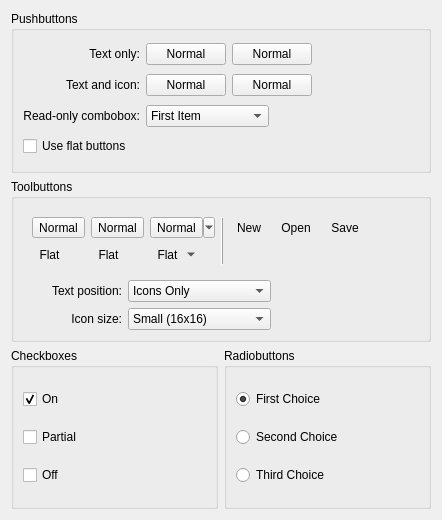
Above: kstyles/oxygen/demo/ui/oxygenbuttondemowidget.ui from mgottschlag/kwin-tiling before the change. Below: the same form after it.
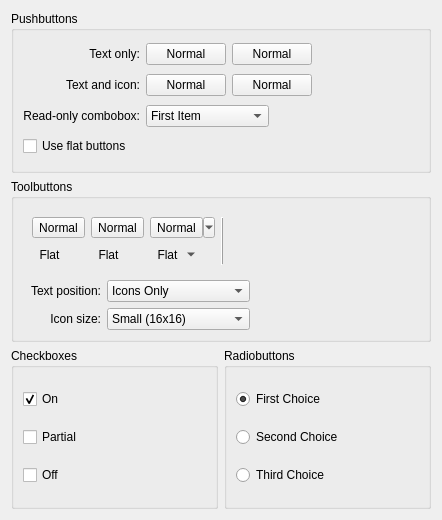
That is the form after the change. Custom widgets are drawn as their Qt base class.

Commit message: used a toolbar for open/new/save buttons.

Patch:
```diff
--- a/kstyles/oxygen/demo/ui/oxygenbuttondemowidget.ui
+++ b/kstyles/oxygen/demo/ui/oxygenbuttondemowidget.ui
@@ -208,7 +208,7 @@
       <string>Toolbuttons</string>
      </property>
      <layout class="QGridLayout" name="gridLayout_3">
-      <item row="0" column="0" colspan="3">
+      <item row="0" column="0" colspan="4">
        <widget class="QWidget" name="widget" native="true">
         <layout class="QGridLayout" name="gridLayout_2">
          <item row="0" column="0">
@@ -251,33 +251,13 @@
            </property>
           </widget>
          </item>
-         <item row="0" column="4">
-          <widget class="QToolButton" name="toolButton_4">
-           <property name="text">
-            <string>New</string>
-           </property>
-           <property name="autoRaise">
-            <bool>true</bool>
-           </property>
-          </widget>
-         </item>
-         <item row="0" column="5">
-          <widget class="QToolButton" name="toolButton_5">
-           <property name="text">
-            <string>Open</string>
-           </property>
-           <property name="autoRaise">
-            <bool>true</bool>
-           </property>
-          </widget>
-         </item>
-         <item row="0" column="6">
-          <widget class="QToolButton" name="toolButton_6">
-           <property name="text">
-            <string>Save</string>
-           </property>
-           <property name="autoRaise">
-            <bool>true</bool>
+         <item row="0" column="4" colspan="2">
+          <widget class="QWidget" name="toolBarContainer" native="true">
+           <property name="sizePolicy">
+            <sizepolicy hsizetype="Expanding" vsizetype="Preferred">
+             <horstretch>0</horstretch>
+             <verstretch>0</verstretch>
+            </sizepolicy>
            </property>
           </widget>
          </item>
@@ -323,19 +303,6 @@
         </layout>
        </widget>
       </item>
-      <item row="0" column="3">
-       <spacer name="horizontalSpacer_6">
-        <property name="orientation">
-         <enum>Qt::Horizontal</enum>
-        </property>
-        <property name="sizeHint" stdset="0">
-         <size>
-          <width>116</width>
-          <height>17</height>
-         </size>
-        </property>
-       </spacer>
-      </item>
       <item row="1" column="0">
        <widget class="QLabel" name="label_11">
         <property name="text">
```
The commit also changes 2 other files.
